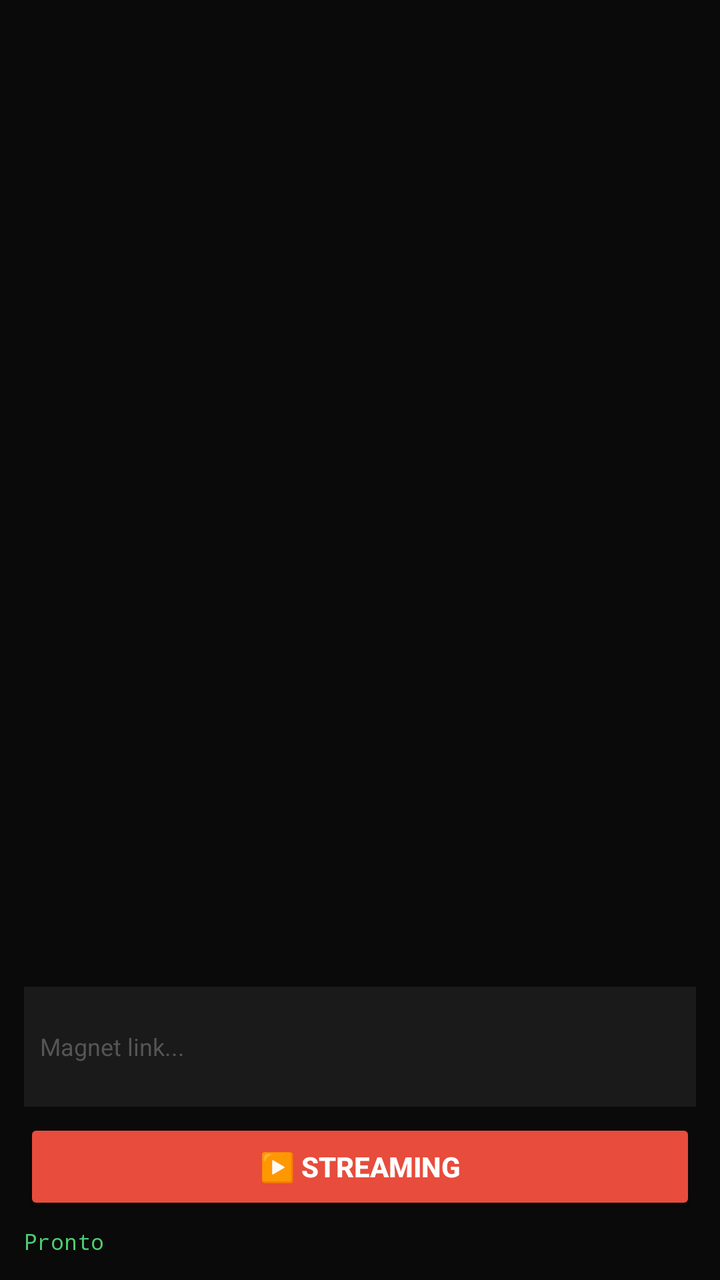
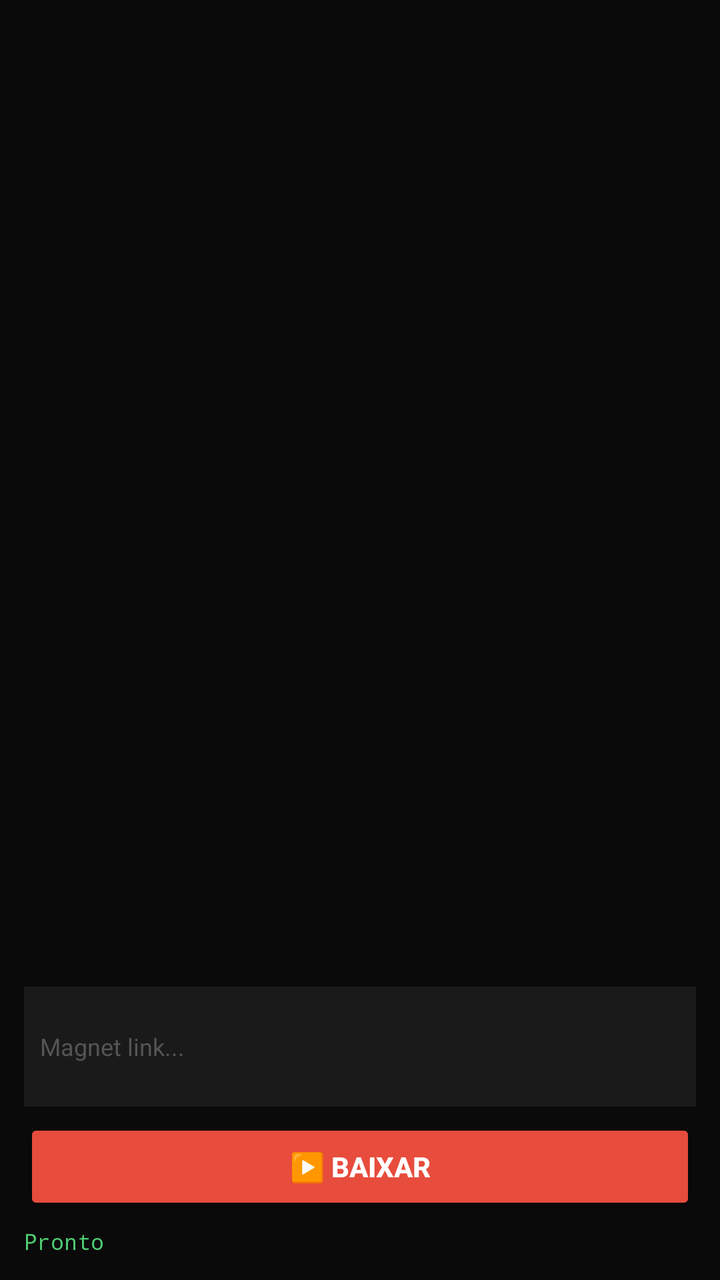

The first picture is an Android layout as it rendered before a commit; the second is the same layout after the commit. The layout source and the unified diff follow.
<!-- AndroidManifest.xml: application theme Theme.AppCompat.NoActionBar -->
<!-- res/layout/activity_main.xml -->
<?xml version="1.0" encoding="utf-8"?>
<FrameLayout xmlns:android="http://schemas.android.com/apk/res/android"
    xmlns:app="http://schemas.android.com/apk/res-auto"
    android:layout_width="match_parent"
    android:layout_height="match_parent"
    android:background="#0a0a0a">
    
    <androidx.media3.ui.PlayerView
        android:id="@+id/player_view"
        android:layout_width="match_parent"
        android:layout_height="match_parent"
        android:visibility="gone"
        app:show_buffering="when_playing"
        app:use_controller="true" />
    
    <LinearLayout
        android:layout_width="match_parent"
        android:layout_height="wrap_content"
        android:layout_gravity="bottom"
        android:orientation="vertical"
        android:padding="12dp"
        android:background="#cc0a0a0a">
        
        <EditText
            android:id="@+id/magnet_input"
            android:layout_width="match_parent"
            android:layout_height="60dp"
            android:background="#1a1a1a"
            android:hint="Magnet link..."
            android:textColorHint="#555"
            android:inputType="textMultiLine"
            android:padding="8dp"
            android:textColor="#fff"
            android:textSize="12sp" />
        
        <LinearLayout
            android:layout_width="match_parent"
            android:layout_height="wrap_content"
            android:orientation="horizontal"
            android:layout_marginTop="6dp">
            
            <Button
                android:id="@+id/btn_play"
                android:layout_width="0dp"
                android:layout_height="48dp"
                android:layout_weight="1"
                android:backgroundTint="#e74c3c"
                android:text="▶️ STREAMING"
                android:textColor="#fff"
                android:textStyle="bold" />
            
            <Button
                android:id="@+id/btn_stop"
                android:layout_width="0dp"
                android:layout_height="48dp"
                android:layout_weight="1"
                android:layout_marginStart="4dp"
                android:backgroundTint="#555"
                android:text="⏹️ PARAR"
                android:textColor="#fff"
                android:textStyle="bold"
                android:visibility="gone" />
        </LinearLayout>
        
        <ProgressBar
            android:id="@+id/buffer_bar"
            style="?android:attr/progressBarStyleHorizontal"
            android:layout_width="match_parent"
            android:layout_height="5dp"
            android:layout_marginTop="6dp"
            android:progressTint="#e74c3c"
            android:visibility="gone" />
        
        <TextView
            android:id="@+id/status_text"
            android:layout_width="wrap_content"
            android:layout_height="wrap_content"
            android:layout_marginTop="6dp"
            android:text="Pronto"
            android:textColor="#4ecb71"
            android:textSize="11sp"
            android:fontFamily="monospace" />
    </LinearLayout>
    
</FrameLayout>
<!-- resources referenced by this layout -->
<resources>

</resources>

<!-- the commit's change to res/layout/activity_main.xml (unified diff, before → after) -->
@@ -45,9 +45,21 @@
                 android:layout_height="48dp"
                 android:layout_weight="1"
                 android:backgroundTint="#e74c3c"
-                android:text="▶️ STREAMING"
+                android:text="▶️ BAIXAR"
                 android:textColor="#fff"
                 android:textStyle="bold" />
+            
+            <Button
+                android:id="@+id/btn_watch"
+                android:layout_width="0dp"
+                android:layout_height="48dp"
+                android:layout_weight="1"
+                android:layout_marginStart="4dp"
+                android:backgroundTint="#4ecb71"
+                android:text="🎬 ASSISTIR"
+                android:textColor="#000"
+                android:textStyle="bold"
+                android:visibility="gone" />
             
             <Button
                 android:id="@+id/btn_stop"
